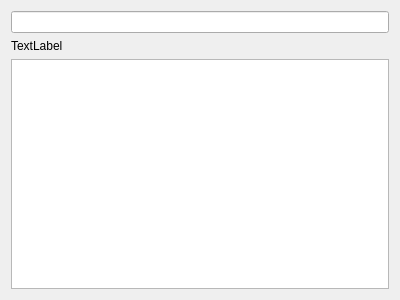
Qt form ProjetPriseDeNote/imagewidget.ui (Simobain/MotDit) before a commit.
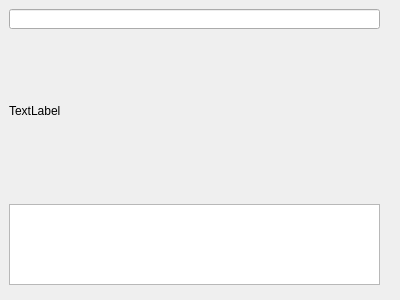
The same form after that commit.

The edit to the form file:
```diff
--- a/ProjetPriseDeNote/imagewidget.ui
+++ b/ProjetPriseDeNote/imagewidget.ui
@@ -13,21 +13,39 @@
   <property name="windowTitle">
    <string>Form</string>
   </property>
-  <layout class="QVBoxLayout" name="verticalLayout">
-   <item>
-    <widget class="QLineEdit" name="lineEdit"/>
-   </item>
-   <item>
-    <widget class="QLabel" name="label">
-     <property name="text">
-      <string>TextLabel</string>
-     </property>
-    </widget>
-   </item>
-   <item>
-    <widget class="QTextEdit" name="textEdit"/>
-   </item>
-  </layout>
+  <widget class="QLineEdit" name="lineEdit">
+   <property name="geometry">
+    <rect>
+     <x>9</x>
+     <y>9</y>
+     <width>371</width>
+     <height>20</height>
+    </rect>
+   </property>
+  </widget>
+  <widget class="QLabel" name="label">
+   <property name="geometry">
+    <rect>
+     <x>9</x>
+     <y>35</y>
+     <width>361</width>
+     <height>151</height>
+    </rect>
+   </property>
+   <property name="text">
+    <string>TextLabel</string>
+   </property>
+  </widget>
+  <widget class="QTextEdit" name="textEdit">
+   <property name="geometry">
+    <rect>
+     <x>9</x>
+     <y>204</y>
+     <width>371</width>
+     <height>81</height>
+    </rect>
+   </property>
+  </widget>
  </widget>
  <resources/>
  <connections/>
```
Left out of the diff: 4 changed lines with no effect on the pictures.
